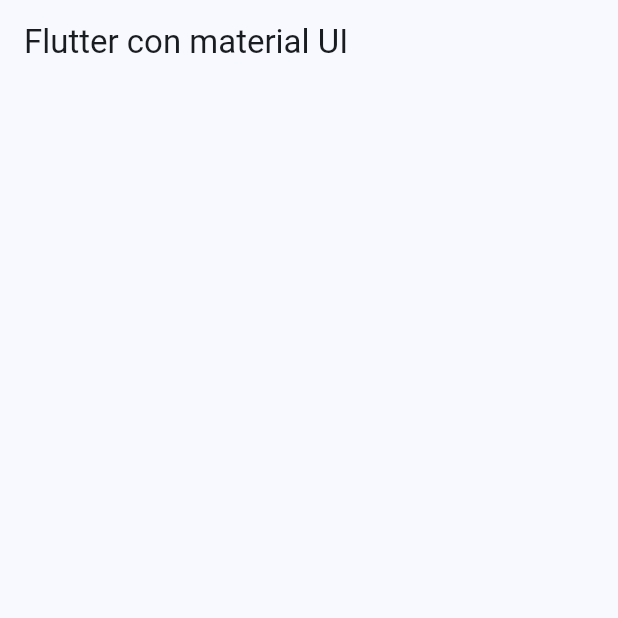
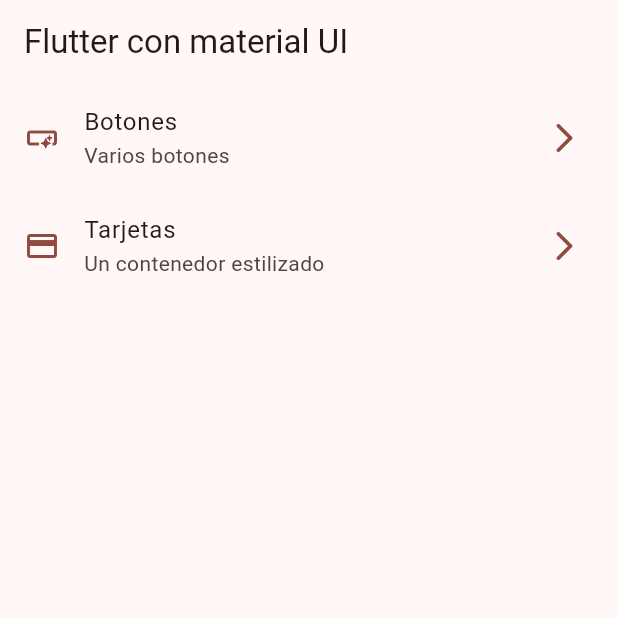
Before and after one commit to DuvanJM02/widgets_app, a Flutter app: the screen it shows after launch, on a phone screen of 412 x 824 dp, the top half of it. Run offline on Flutter 3.47's test engine with Material 3 defaults, Android fonts, the phone set to English and light mode, and no system bars.

Commit message:
Home screen implements

```diff
--- a/lib/config/menu/menu_items.dart
+++ b/lib/config/menu/menu_items.dart
@@ -1,4 +1,4 @@
-import 'package:flutter/material.dart' show IconData, Icons;
+import 'package:flutter/material.dart';
 
 class MenuItems {
   final String title;
@@ -11,8 +11,9 @@ class MenuItems {
       required this.subTitle,
       required this.link,
       required this.icon});
+}
 
-  static const appMenuItems = <MenuItems>[
+const appMenuItems = <MenuItems>[
   MenuItems(
       title: 'Botones',
       subTitle: 'Varios botones',
@@ -24,4 +25,3 @@ class MenuItems {
       link: '/card',
       icon: Icons.credit_card),
 ];
-}
--- a/lib/main.dart
+++ b/lib/main.dart
@@ -13,7 +13,7 @@ class MainApp extends StatelessWidget {
   Widget build(BuildContext context) {
     return MaterialApp(
         debugShowCheckedModeBanner: false,
-        theme: AppTheme(selectedColor: 0).getTheme(),
+        theme: AppTheme(selectedColor: 3).getTheme(),
         home: const HomeScreen());
   }
 }
--- a/lib/presentation/screens/home/home_screen.dart
+++ b/lib/presentation/screens/home/home_screen.dart
@@ -1,4 +1,5 @@
 import 'package:flutter/material.dart';
+import 'package:widgets_app/config/menu/menu_items.dart';
 
 class HomeScreen extends StatelessWidget {
   const HomeScreen({super.key});
@@ -9,6 +10,50 @@ class HomeScreen extends StatelessWidget {
       appBar: AppBar(
         title: const Text('Flutter con material UI'),
       ),
+      body: const _HomeView(),
     );
   }
 }
+
+class _HomeView extends StatelessWidget {
+  const _HomeView();
+
+  @override
+  Widget build(BuildContext context) {
+    return ListView.builder(
+        itemCount: appMenuItems.length,
+        itemBuilder: (context, index) {
+          final menuItem = appMenuItems[index];
+
+          return _CustomListTile(menuItem: menuItem);
+        });
+  }
+}
+
+class _CustomListTile extends StatelessWidget {
+  const _CustomListTile({
+    super.key,
+    required this.menuItem,
+  });
+
+  final MenuItems menuItem;
+
+  @override
+  Widget build(BuildContext context) {
+    final colors = Theme.of(context).colorScheme;
+
+    return ListTile(
+      leading: Icon(
+        menuItem.icon,
+        color: colors.primary,
+      ),
+      trailing: Icon(
+        Icons.arrow_forward_ios_rounded,
+        color: colors.primary,
+      ),
+      title: Text(menuItem.title),
+      subtitle: Text(menuItem.subTitle),
+      onTap: () {},
+    );
+  }
+}
```
Lines whose indentation alone changed are shown as unchanged.
